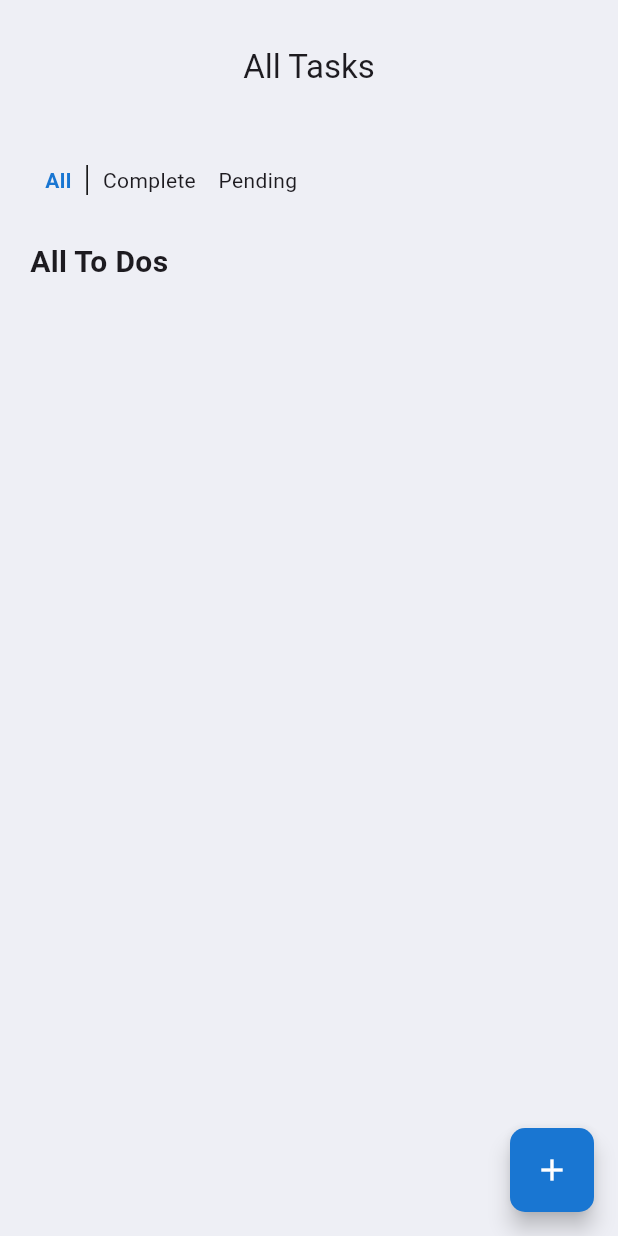
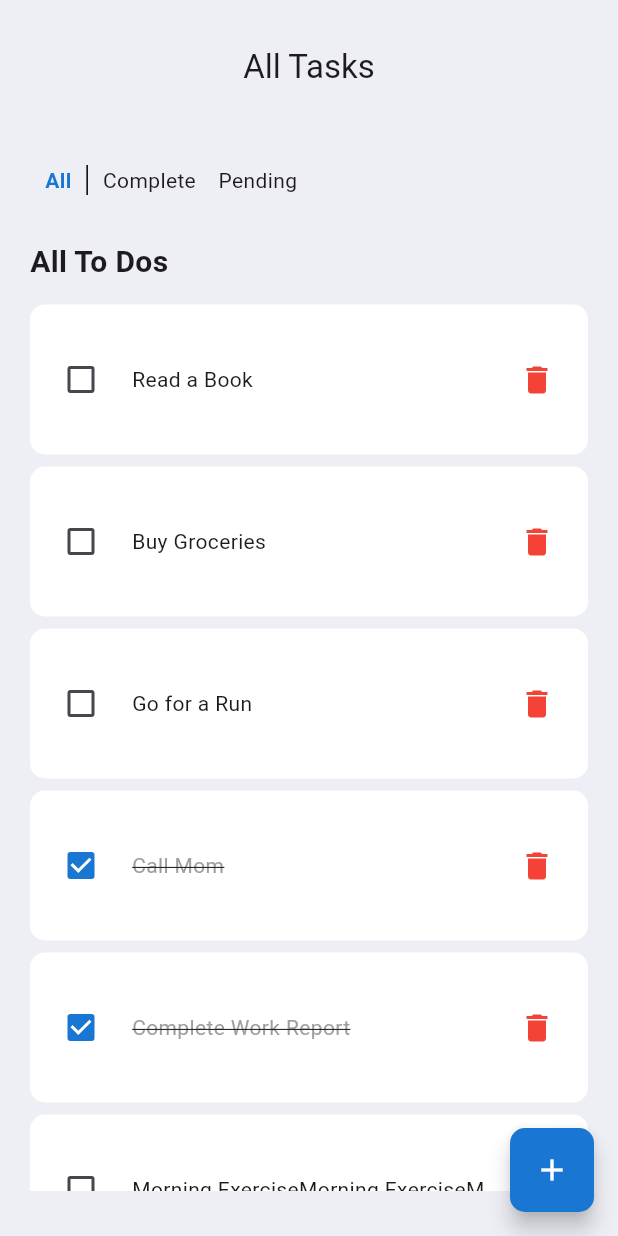
Before and after one commit to Cmrales26/To-Do-, a Flutter app: the screen it shows after launch, on a phone screen of 412 x 824 dp. Run offline on Flutter 3.47's test engine with Material 3 defaults, Android fonts, the phone set to English and light mode, and no system bars.

```diff
--- a/lib/screens/index.dart
+++ b/lib/screens/index.dart
@@ -14,7 +14,44 @@ class Index extends StatefulWidget {
 }
 
 class _IndexState extends State<Index> {
-  final Map<String, Task> tasksList = {};
+  final Map<String, Task> tasksList = {
+    '1': Task(
+      id: 1,
+      todoTitle: 'Morning ExerciseMorning ExerciseMorning ExerciseMorning',
+      todoDescription: 'Do Morning exercise at 6:00am',
+      isDone: false,
+    ),
+    '2': Task(
+      id: 2,
+      todoTitle: 'Complete Work Report',
+      todoDescription: 'Finish the weekly work report',
+      isDone: true,
+    ),
+    '3': Task(
+      id: 3,
+      todoTitle: 'Call Mom',
+      todoDescription: "Call mom to wish her happy birthday",
+      isDone: true,
+    ),
+    '4': Task(
+      id: 4,
+      todoTitle: 'Go for a Run',
+      todoDescription: "Run in the park for 30 minutes",
+      isDone: false,
+    ),
+    '5': Task(
+      id: 5,
+      todoTitle: 'Buy Groceries',
+      todoDescription: "Buy vegetables, fruits, and bread",
+      isDone: false,
+    ),
+    '6': Task(
+      id: 6,
+      todoTitle: 'Read a Book',
+      todoDescription: "Read a chapter of 'To Kill a Mockingbird'",
+      isDone: false,
+    ),
+  };
 
   String filter = "All";
   bool Error = false;
@@ -163,6 +200,9 @@ class _IndexState extends State<Index> {
 
             // List
             Expanded(
+              child: Padding(
+                padding: const EdgeInsets.only(
+                    bottom: 20.0), // Ajusta el valor según sea necesario
                 child: ListView(
                   shrinkWrap: true,
                   children: tasksListFilter.reversed.map((task) {
@@ -173,7 +213,8 @@ class _IndexState extends State<Index> {
                     );
                   }).toList(),
                 ),
-            )
+              ),
+            ),
           ],
         ),
       ),
```
Lines whose indentation alone changed are shown as unchanged.
